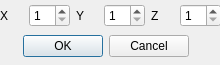
Old version of the form Linear_cell_complex/demo/Linear_cell_complex/CreateMesh.ui in the repository CGAL/cgal.
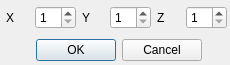
New version of the form.

Commit message: Update dialog box; start menger subdivision to 0.

Patch:
```diff
--- a/Linear_cell_complex/demo/Linear_cell_complex/CreateMesh.ui
+++ b/Linear_cell_complex/demo/Linear_cell_complex/CreateMesh.ui
@@ -6,7 +6,7 @@
    <rect>
     <x>0</x>
     <y>0</y>
-    <width>220</width>
+    <width>230</width>
     <height>65</height>
    </rect>
   </property>
@@ -18,13 +18,13 @@
   </property>
   <property name="minimumSize">
    <size>
-    <width>220</width>
+    <width>230</width>
     <height>65</height>
    </size>
   </property>
   <property name="maximumSize">
    <size>
-    <width>220</width>
+    <width>230</width>
     <height>65</height>
    </size>
   </property>
@@ -37,8 +37,8 @@
   <widget class="QDialogButtonBox" name="buttonBox">
    <property name="geometry">
     <rect>
-     <x>20</x>
-     <y>30</y>
+     <x>33</x>
+     <y>34</y>
      <width>171</width>
      <height>32</height>
     </rect>
@@ -56,8 +56,8 @@
   <widget class="QWidget" name="horizontalLayoutWidget_2">
    <property name="geometry">
     <rect>
-     <x>0</x>
-     <y>0</y>
+     <x>6</x>
+     <y>2</y>
      <width>221</width>
      <height>31</height>
     </rect>
```
The commit also changes 2 other files.
